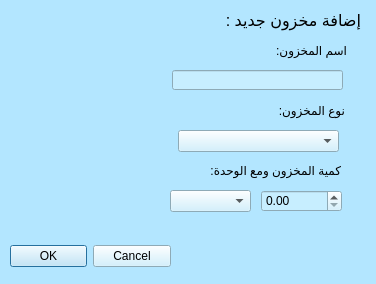
otmanLAHRECHE/EpspRestaurant, file user_interfaces/add_new_stock.ui: the form before one commit.
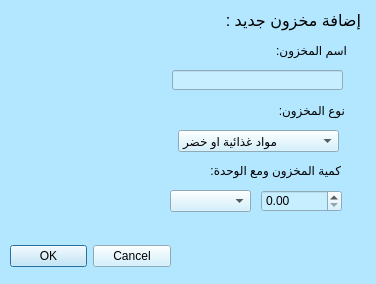
The form after the commit.

```diff
--- a/user_interfaces/add_new_stock.ui
+++ b/user_interfaces/add_new_stock.ui
@@ -116,6 +116,16 @@
    <property name="styleSheet">
     <string notr="true">background-color: rgb(199, 238, 255);</string>
    </property>
+   <item>
+    <property name="text">
+     <string>مواد غذائية او خضر</string>
+    </property>
+   </item>
+   <item>
+    <property name="text">
+     <string>لحوم او بيض</string>
+    </property>
+   </item>
   </widget>
   <widget class="QLabel" name="label_3">
    <property name="geometry">
```
Left out of the diff: 15 changed lines with no effect on the pictures.
